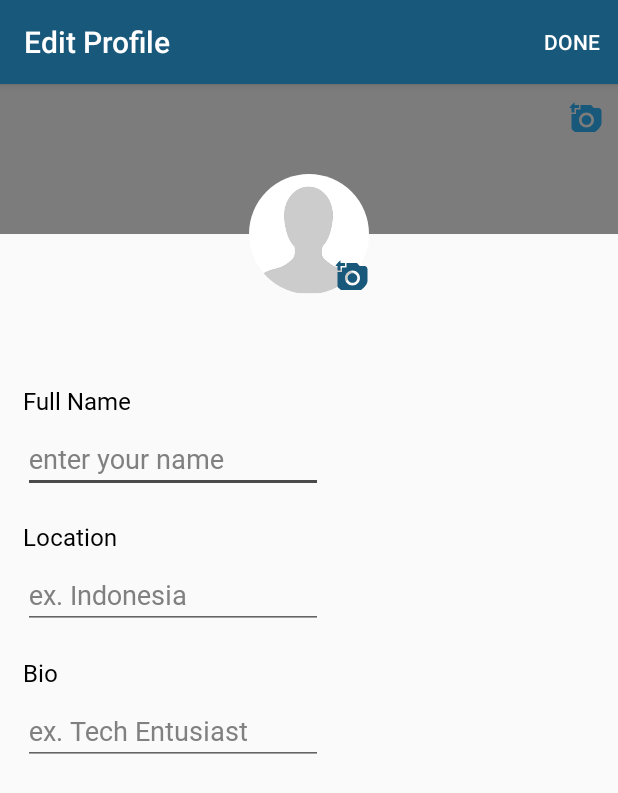
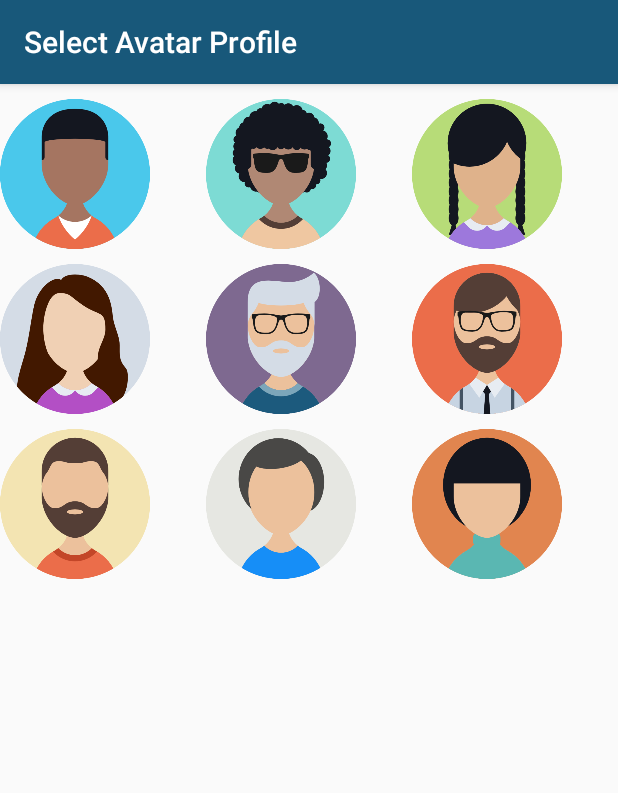
Before and after one commit to nicolasjuniar/DreamCacther, an Android app: the EditProfileActivity screen opened directly, with no data from a screen before it, after a tap on an icon or button, on a phone screen of 412 x 824 dp. Shown: the top 793 px of the screen. Run offline under Robolectric (Android 15) with nearby library versions, the phone set to English and light mode, and no system bars; our stand-ins replace CircleImageView.

Commit message:
[NICO] fix edit profile

```diff
--- a/app/src/main/AndroidManifest.xml
+++ b/app/src/main/AndroidManifest.xml
@@ -33,6 +33,10 @@
             android:theme="@style/AppTheme.NoActionBar" />
         <activity android:name=".Timeline.View.EditProfileActivity"
             android:label="Edit Profile"/>
+        <activity android:name=".Timeline.View.PickCoverActivity"
+            android:label="Select Cover Profile"/>
+        <activity android:name=".Timeline.View.PickAvatarActivity"
+            android:label="Select Avatar Profile"/>
     </application>
 
 </manifest>
--- /dev/null
+++ b/app/src/main/java/com/cheteam/dreamcatcher/Timeline/Adapter/RecyclerViewAdapterListAvatar.java
@@ -0,0 +1,106 @@
+package com.cheteam.dreamcatcher.Timeline.Adapter;
+
+import android.app.Activity;
+import android.content.Context;
+import android.support.v7.widget.RecyclerView;
+import android.view.LayoutInflater;
+import android.view.View;
+import android.view.ViewGroup;
+import android.widget.ImageView;
+
+import com.cheteam.dreamcatcher.R;
+
+import java.util.Collections;
+import java.util.List;
+
+/**
+ * Created by MPR on 9/9/2017.
+ */
+
+public class RecyclerViewAdapterListAvatar extends RecyclerView.Adapter<RecyclerViewAdapterListAvatar.BookmarksViewHolder>{
+
+    List<Integer> ListAvatar = Collections.emptyList();
+    Context context;
+    View view;
+
+    public RecyclerViewAdapterListAvatar(List<Integer> ListAvatar, Context context) {
+        this.context = context;
+        this.ListAvatar = ListAvatar;
+    }
+
+    @Override
+    public BookmarksViewHolder onCreateViewHolder(ViewGroup parent, int viewType) {
+        View view = LayoutInflater.from(parent.getContext()).inflate(R.layout.viewholder_pick_avatar_layout, parent, false);
+        BookmarksViewHolder holder = new BookmarksViewHolder(view);
+
+        return holder;
+    }
+
+    @Override
+    public void onBindViewHolder(BookmarksViewHolder holder, int position) {
+        int id_avatar=ListAvatar.get(position);
+        if(id_avatar==1)
+        {
+            holder.AvatarUser.setImageResource(R.drawable.avatar_1);
+        }
+        if(id_avatar==2)
+        {
+            holder.AvatarUser.setImageResource(R.drawable.avatar_2);
+        }
+        if(id_avatar==3)
+        {
+            holder.AvatarUser.setImageResource(R.drawable.avatar_3);
+        }
+        if(id_avatar==4)
+        {
+            holder.AvatarUser.setImageResource(R.drawable.avatar_4);
+        }
+        if(id_avatar==5)
+        {
+            holder.AvatarUser.setImageResource(R.drawable.avatar_5);
+        }
+        if(id_avatar==6)
+        {
+            holder.AvatarUser.setImageResource(R.drawable.avatar_6);
+        }
+        if(id_avatar==7)
+        {
+            holder.AvatarUser.setImageResource(R.drawable.avatar_7);
+        }
+        if(id_avatar==8)
+        {
+            holder.AvatarUser.setImageResource(R.drawable.avatar_8);
+        }
+        if(id_avatar==9)
+        {
+            holder.AvatarUser.setImageResource(R.drawable.avatar_9);
+        }
+    }
+
+    @Override
+    public int getItemCount() {
+        return ListAvatar.size();
+    }
+
+    @Override
+    public void onAttachedToRecyclerView(RecyclerView recyclerView) {
+        super.onAttachedToRecyclerView(recyclerView);
+    }
+
+    public class BookmarksViewHolder extends RecyclerView.ViewHolder {
+
+        ImageView AvatarUser;
+
+        BookmarksViewHolder(View itemView) {
+            super(itemView);
+            view = itemView;
+            AvatarUser=(ImageView) view.findViewById(R.id.AvatarUser);
+            AvatarUser.setOnClickListener(new View.OnClickListener() {
+                @Override
+                public void onClick(View view) {
+                    ((Activity)context).finish();
+                }
+            });
+        }
+    }
+}
--- a/app/src/main/java/com/cheteam/dreamcatcher/Timeline/View/EditProfileActivity.java
+++ b/app/src/main/java/com/cheteam/dreamcatcher/Timeline/View/EditProfileActivity.java
@@ -45,14 +45,14 @@ public class EditProfileActivity extends AppCompatActivity {
         add_photo_user.setOnClickListener(new View.OnClickListener() {
             @Override
             public void onClick(View view) {
-                Toast.makeText(EditProfileActivity.this, "add photo user", Toast.LENGTH_SHORT).show();
+                startActivity(new Intent(EditProfileActivity.this,PickAvatarActivity.class));
             }
         });
 
         add_photo_cover.setOnClickListener(new View.OnClickListener() {
             @Override
             public void onClick(View view) {
-                Toast.makeText(EditProfileActivity.this, "add photo cover", Toast.LENGTH_SHORT).show();
+                startActivity(new Intent(EditProfileActivity.this,PickCoverActivity.class));
             }
         });
         setFont();
--- /dev/null
+++ b/app/src/main/java/com/cheteam/dreamcatcher/Timeline/View/PickAvatarActivity.java
@@ -0,0 +1,41 @@
+package com.cheteam.dreamcatcher.Timeline.View;
+
+import android.os.Bundle;
+import android.support.annotation.Nullable;
+import android.support.v7.app.AppCompatActivity;
+import android.support.v7.widget.GridLayoutManager;
+import android.support.v7.widget.LinearLayoutManager;
+import android.support.v7.widget.RecyclerView;
+
+import com.cheteam.dreamcatcher.R;
+import com.cheteam.dreamcatcher.Timeline.Adapter.RecyclerViewAdapterListAvatar;
+import com.cheteam.dreamcatcher.Timeline.Adapter.RecyclerViewAdapterListCover;
+
+import java.util.ArrayList;
+import java.util.List;
+
+/**
+ * Created by Nicolas Juniar on 10/09/2017.
+ */
+
+public class PickAvatarActivity extends AppCompatActivity {
+    RecyclerViewAdapterListAvatar adapter;
+    RecyclerView recyclerView;
+    List<Integer> ListAvatar;
+    @Override
+    protected void onCreate(@Nullable Bundle savedInstanceState) {
+        super.onCreate(savedInstanceState);
+        setContentView(R.layout.activity_pick_avatar_layout);
+        recyclerView=(RecyclerView) findViewById(R.id.ListAvatar);
+
+        ListAvatar=new ArrayList<>();
+        for(int i=1;i<=9;i++)
+        {
+            ListAvatar.add(i);
+        }
+
+        adapter=new RecyclerViewAdapterListAvatar(ListAvatar,PickAvatarActivity.this);
+        recyclerView.setAdapter(adapter);
+        recyclerView.setLayoutManager(new GridLayoutManager(this, 3));
+    }
+}
--- /dev/null
+++ b/app/src/main/res/layout/activity_pick_avatar_layout.xml
@@ -0,0 +1,11 @@
+<?xml version="1.0" encoding="utf-8"?>
+<LinearLayout xmlns:android="http://schemas.android.com/apk/res/android"
+    android:orientation="vertical" android:layout_width="match_parent"
+    android:layout_height="match_parent">
+    <android.support.v7.widget.RecyclerView
+        android:layout_marginTop="10dp"
+        android:layout_width="match_parent"
+        android:layout_height="wrap_content"
+        android:layout_gravity="center_horizontal"
+        android:id="@+id/ListAvatar"/>
+</LinearLayout>
--- /dev/null
+++ b/app/src/main/res/layout/viewholder_pick_avatar_layout.xml
@@ -0,0 +1,11 @@
+<?xml version="1.0" encoding="utf-8"?>
+<LinearLayout xmlns:android="http://schemas.android.com/apk/res/android"
+    android:orientation="vertical" android:layout_width="wrap_content"
+    android:layout_height="wrap_content">
+    <ImageView
+        android:layout_width="100dp"
+        android:layout_height="100dp"
+        android:id="@+id/AvatarUser"
+        android:src="@drawable/avatar_1"
+        android:layout_marginBottom="10dp"/>
+</LinearLayout>
```
Also changed, not shown: app/src/main/java/com/cheteam/dreamcatcher/Timeline/Adapter/RecyclerViewAdapterListCover.java (added, +95 -0 lines), app/src/main/java/com/cheteam/dreamcatcher/Timeline/View/PickCoverActivity.java (added, +40 -0 lines), app/src/main/res/layout/activity_pick_cover_layout.xml (added, +9 -0 lines), app/src/main/res/layout/viewholder_pick_cover_item.xml (added, +12 -0 lines).
